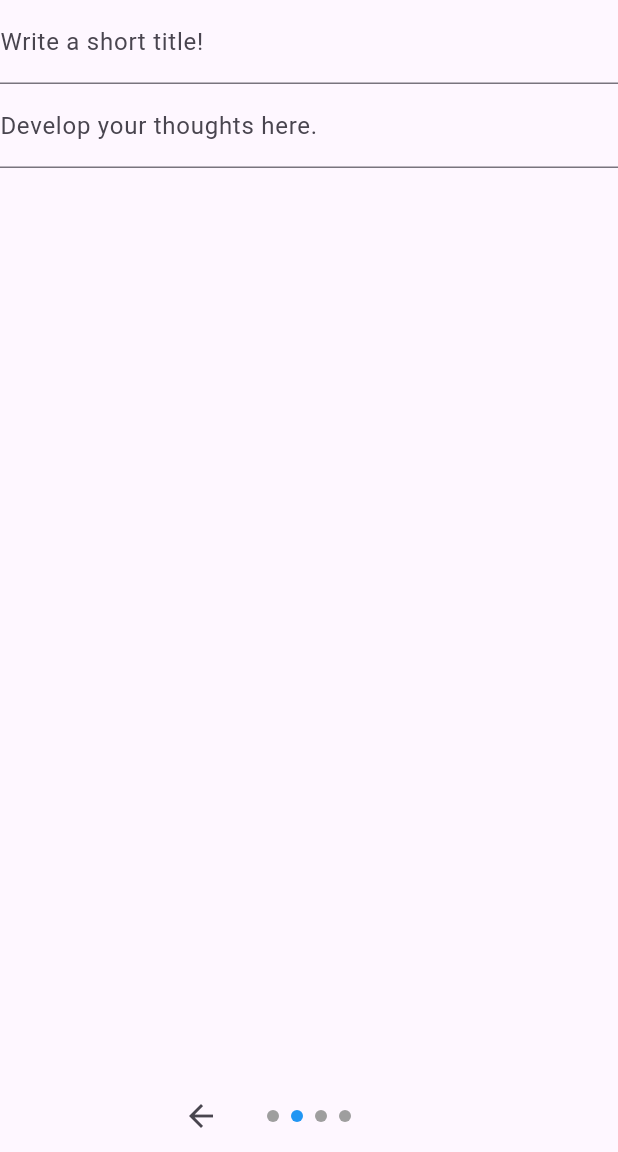
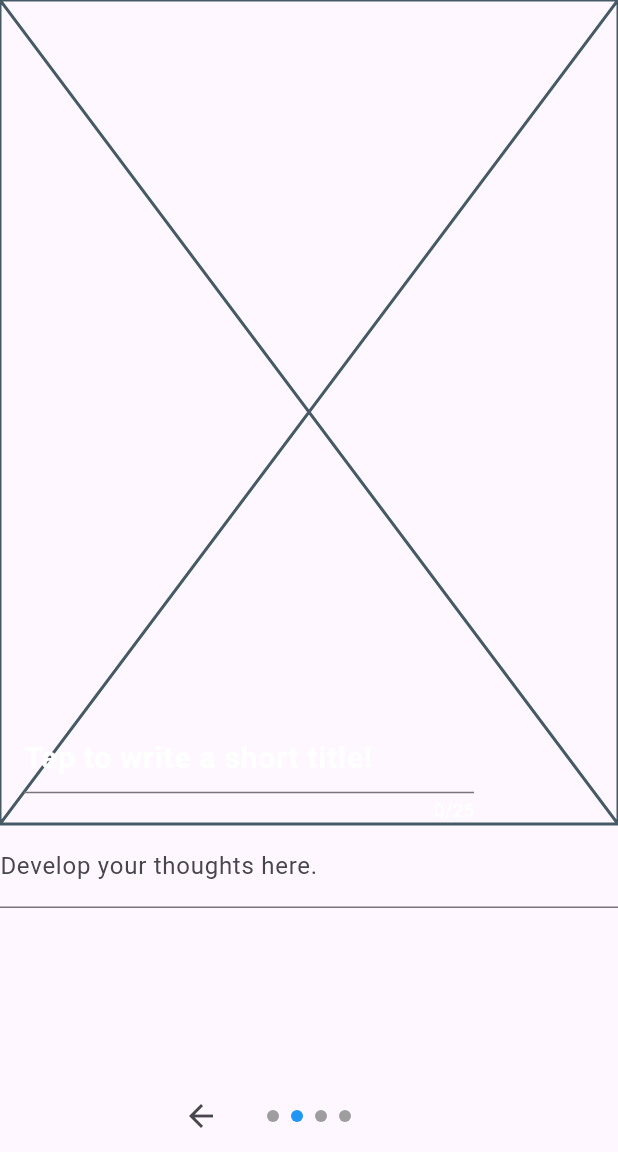
Before and after one commit to ju-rouaux/Highlight, a Flutter app: the FormRoot screen opened directly, swiped to page 2, on a phone screen of 412 x 824 dp, the part 84-1236 px from its top. Run offline on Flutter 3.47's test engine with Material 3 defaults, Android fonts, the phone set to English and light mode, and no system bars; our stand-ins replace dotted_border, image_picker, sqflite; accounts and stored records are empty.

Commit message:
Title overlayed on top of image when typing it

```diff
--- a/lib/form_comment.dart
+++ b/lib/form_comment.dart
@@ -1,4 +1,5 @@
 import 'package:dailymood/entries.dart';
+import 'package:dailymood/picture_frame.dart';
 import 'package:flutter/material.dart';
 import 'package:provider/provider.dart';
 
@@ -7,17 +8,67 @@ class FormComment extends StatelessWidget {
 
   @override
   Widget build(BuildContext context) {
-    return Column(
+    TextEditingController titleController = TextEditingController(text: Provider.of<NewEntry>(context, listen: false).title);
+    TextEditingController descriptionController = TextEditingController(text: Provider.of<NewEntry>(context, listen: false).description);
+
+    return SingleChildScrollView(
+      child: Column(
         children: [
-        TextField(
+          AspectRatio(
+            aspectRatio: 3 / 4,
+            child: Stack(
+              children: [
+                Consumer<NewEntry>(builder:
+                    (BuildContext context, NewEntry entry, Widget? child) {
+                  if (entry.image != null) {
+                    return PictureFrame(
+                        pictureModel: FinalEntry.onlyImage(entry.image!));
+                  }
+                  return const Placeholder(); // This is not supposed to be displayed under normal usage.
+                }),
+
+                // Text field
+                Positioned(
+                  bottom: 0.5,
+                  left: 16.0,
+                  child: Container(
+                    color: Colors.transparent,
+                    child: SizedBox(
+                      width: 300,
+                      child: TextField(
+                        controller: titleController,
                         onChanged: (value) {
-            Provider.of<NewEntry>(context, listen: false).updateTitle(value);
+                          Provider.of<NewEntry>(context, listen: false)
+                              .updateTitle(value);
                         },
-          decoration: const InputDecoration(
-            labelText: 'Write a short title!',
+                        maxLength: 25,
+
+                        // Entry style
+                        style: TextStyle(
+                          color: Colors.white, // Change text color as needed
+                          fontSize: 20.0,
+                          fontWeight: FontWeight.bold,
+                        ),
+
+                        // Field style
+                        decoration: InputDecoration(
+                            hintText: "Tap to write a short title!",
+                            hintStyle: TextStyle(
+                              color:
+                                  Colors.white, // Change text color as needed
+                              fontSize: 20.0,
+                              fontWeight: FontWeight.bold,
+                            ),
+                            counterStyle: TextStyle(color: Colors.white)),
+                      ),
+                    ),
+                  ),
+                ),
+              ],
             ),
           ),
           TextField(
+            controller: descriptionController,
             onChanged: (value) {
               Provider.of<NewEntry>(context, listen: false)
                   .updateDescription(value);
@@ -27,6 +78,7 @@ class FormComment extends StatelessWidget {
             ),
           ),
         ],
+      ),
     );
   }
 }
```
Lines whose indentation alone changed are shown as unchanged.
